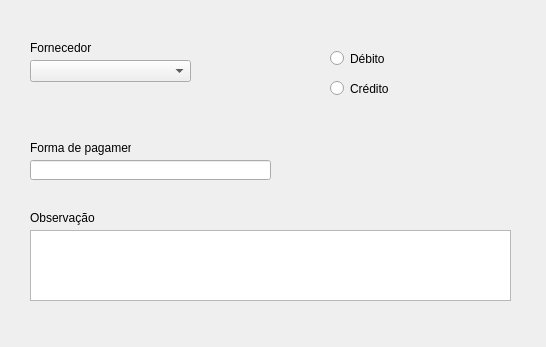
Qt form view/forma_pagamento.ui (CGIA-Pesquisa-Desenvolvimento/evolucao_financeira-) before a commit.
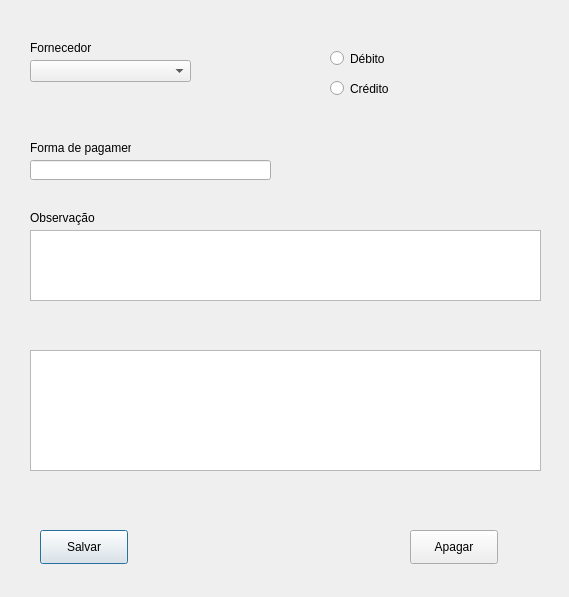
The same form after that commit.

Patch:
```diff
--- a/view/forma_pagamento.ui
+++ b/view/forma_pagamento.ui
@@ -6,8 +6,8 @@
    <rect>
     <x>0</x>
     <y>0</y>
-    <width>546</width>
-    <height>347</height>
+    <width>569</width>
+    <height>597</height>
    </rect>
   </property>
   <property name="windowTitle">
@@ -67,7 +67,7 @@
     <rect>
      <x>30</x>
      <y>230</y>
-     <width>481</width>
+     <width>511</width>
      <height>71</height>
     </rect>
    </property>
@@ -108,6 +108,42 @@
     <string>Crédito</string>
    </property>
   </widget>
+  <widget class="QTableWidget" name="tbwFormaPagamento">
+   <property name="geometry">
+    <rect>
+     <x>30</x>
+     <y>350</y>
+     <width>511</width>
+     <height>121</height>
+    </rect>
+   </property>
+  </widget>
+  <widget class="QPushButton" name="pbSalvarEditar">
+   <property name="geometry">
+    <rect>
+     <x>40</x>
+     <y>530</y>
+     <width>88</width>
+     <height>34</height>
+    </rect>
+   </property>
+   <property name="text">
+    <string>Salvar</string>
+   </property>
+  </widget>
+  <widget class="QPushButton" name="pbApagar">
+   <property name="geometry">
+    <rect>
+     <x>410</x>
+     <y>530</y>
+     <width>88</width>
+     <height>34</height>
+    </rect>
+   </property>
+   <property name="text">
+    <string>Apagar</string>
+   </property>
+  </widget>
  </widget>
  <resources/>
  <connections/>
```
